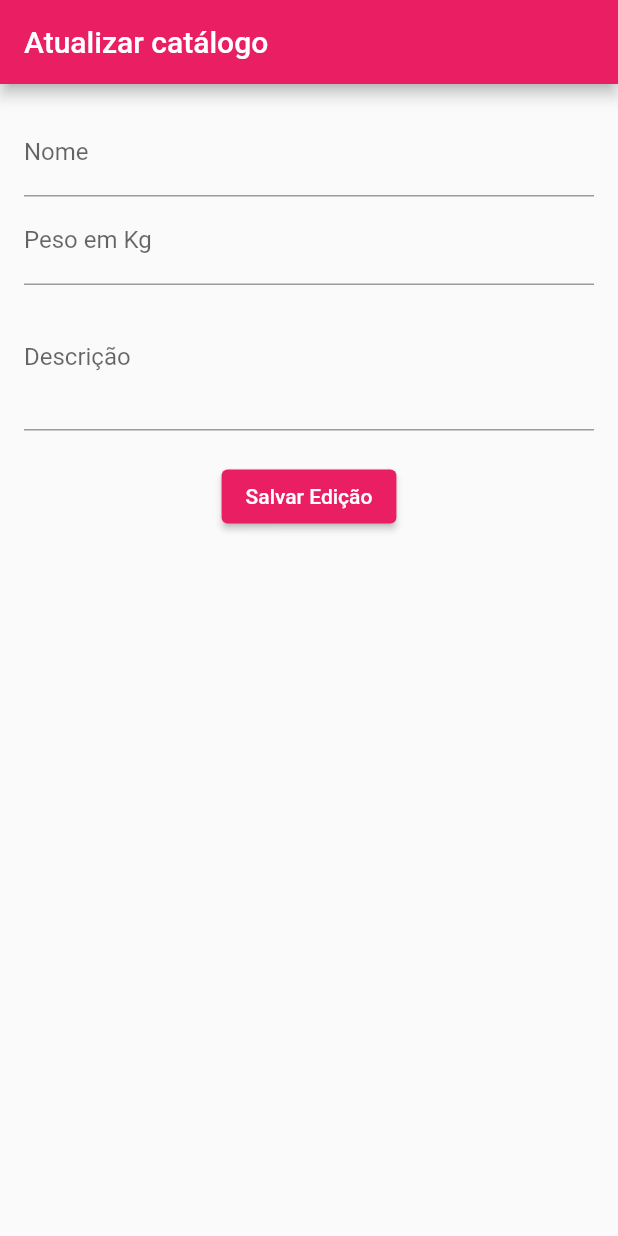
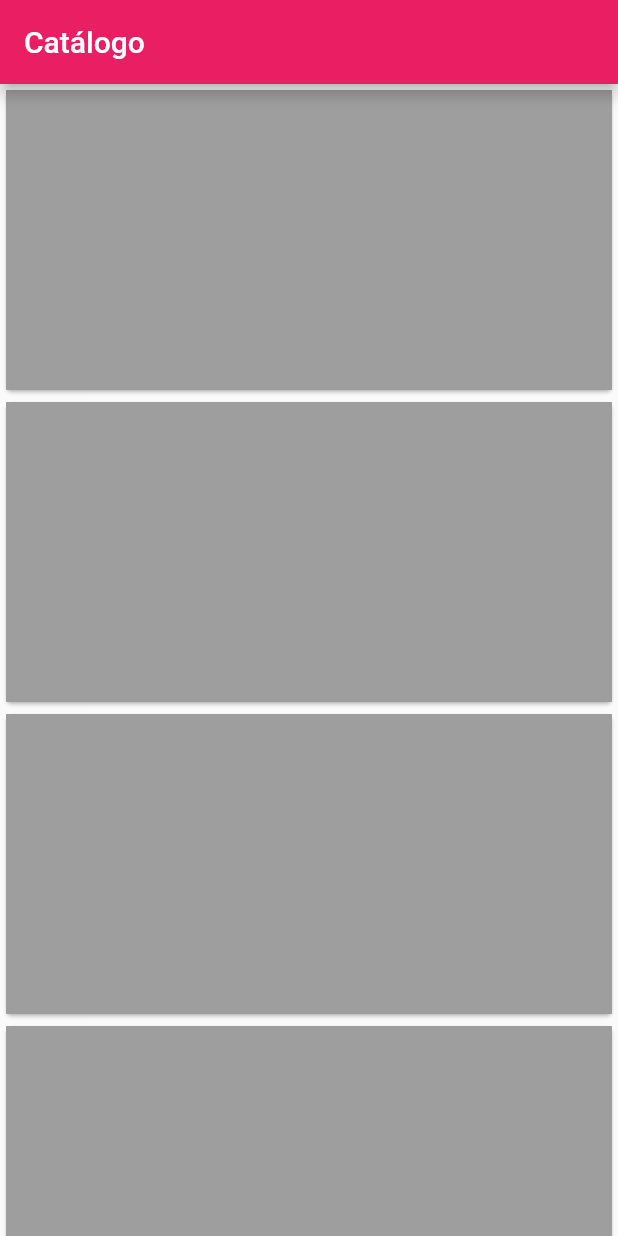
Before and after one commit to tegerafael/projeto_flutter, a Flutter app: the screen it shows after launch, on a phone screen of 412 x 824 dp. Run offline on Flutter 3.47's test engine with Material 2 defaults, Android fonts, the phone set to English and light mode, and no system bars.

Commit message:
imp - read

```diff
--- a/lib/main.dart
+++ b/lib/main.dart
@@ -1,5 +1,5 @@
 import 'package:flutter/material.dart';
-import 'update.dart';
+import 'show.dart'; // Importando o arquivo show.dart
 
 void main() {
   runApp(MyApp());
@@ -13,7 +13,7 @@ class MyApp extends StatelessWidget {
       theme: ThemeData(
         primarySwatch: Colors.pink,
       ),
-      home: UpdateScreen(), // Definindo UpdateScreen como a tela inicial
+      home: CatalogPage(), // Chama a tela do catálogo definida em show.dart
     );
   }
 }
--- /dev/null
+++ b/lib/show.dart
@@ -0,0 +1,47 @@
+import 'package:flutter/material.dart';
+
+// Tela do Catálogo
+class CatalogPage extends StatelessWidget {
+  @override
+  Widget build(BuildContext context) {
+    return Scaffold(
+      appBar: AppBar(
+        title: Text('Catálogo'),
+      ),
+      body: ListView.builder(
+        itemCount: 10, // Número de cards no catálogo
+        itemBuilder: (context, index) {
+          return GestureDetector(
+            onTap: () {
+              Navigator.push(
+                context,
+                MaterialPageRoute(builder: (context) => DetailPage()),
+              );
+            },
+            child: Card(
+              child: Container(
+                height: 200, // Altura do espaço reservado para a imagem
+                color: Colors.grey, // Cor do espaço reservado (cinza)
+              ),
+            ),
+          );
+        },
+      ),
+    );
+  }
+}
+
+// Tela de Detalhes
+class DetailPage extends StatelessWidget {
+  @override
+  Widget build(BuildContext context) {
+    return Scaffold(
+      appBar: AppBar(
+        title: Text('Detalhes'),
+      ),
+      body: Center(
+        child: Text('Página de Detalhes'),
+      ),
+    );
+  }
+}
--- a/lib/update.dart
+++ /dev/null
@@ -1,51 +0,0 @@
-import 'package:flutter/material.dart';
-
-class UpdateScreen extends StatefulWidget {
-  @override
-  _UpdateScreenState createState() => _UpdateScreenState();
-}
-
-class _UpdateScreenState extends State<UpdateScreen> {
-  final TextEditingController _nameController = TextEditingController();
-  final TextEditingController _kgController = TextEditingController();
-  final TextEditingController _descriptionController = TextEditingController();
-
-  @override
-  Widget build(BuildContext context) {
-    return Scaffold(
-      appBar: AppBar(
-        title: Text('Atualizar catálogo'),
-      ),
-      body: Padding(
-        padding: EdgeInsets.all(16.0),
-        child: Column(
-          children: <Widget>[
-            TextField(
-              controller: _nameController,
-              decoration: InputDecoration(labelText: 'Nome'),
-            ),
-            TextField(
-              controller: _kgController,
-              decoration: InputDecoration(labelText: 'Peso em Kg'),
-              keyboardType: TextInputType.number,
-            ),
-            TextField(
-              controller: _descriptionController,
-              decoration: InputDecoration(labelText: 'Descrição'),
-              maxLines: 3,
-            ),
-            SizedBox(height: 20),
-            ElevatedButton(
-              onPressed: () {
-                String name = _nameController.text;
-                String kg = _kgController.text;
-                String description = _descriptionController.text;
-              },
-              child: Text('Salvar Edição'),
-            ),
-          ],
-        ),
-      ),
-    );
-  }
-}
```
